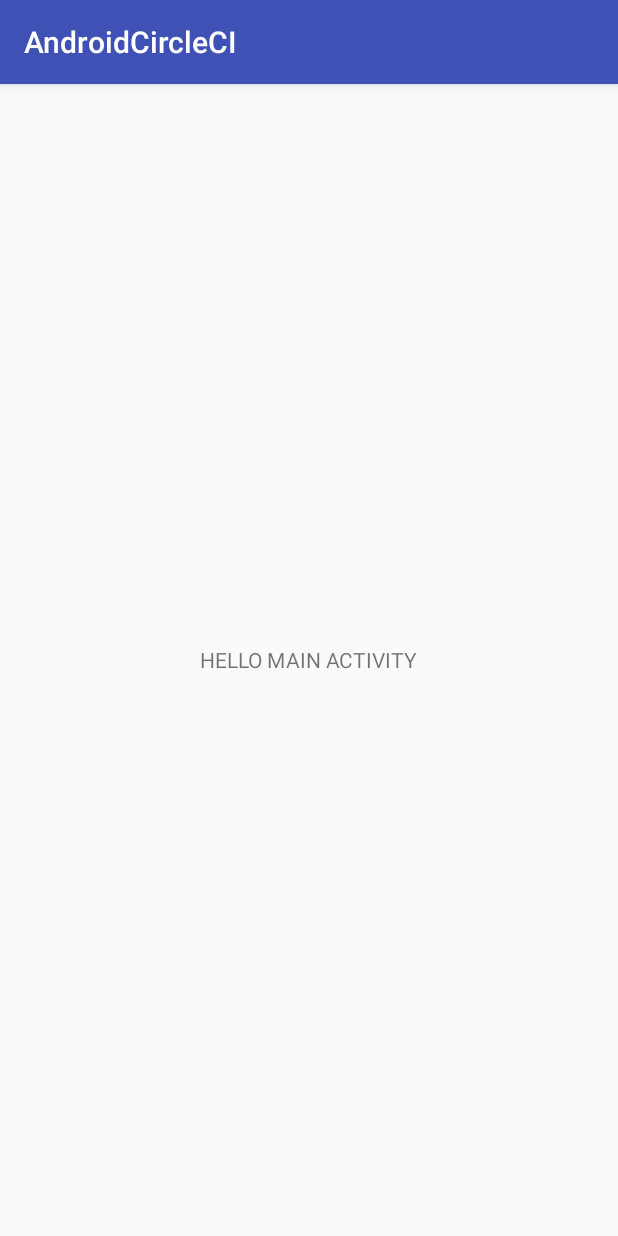
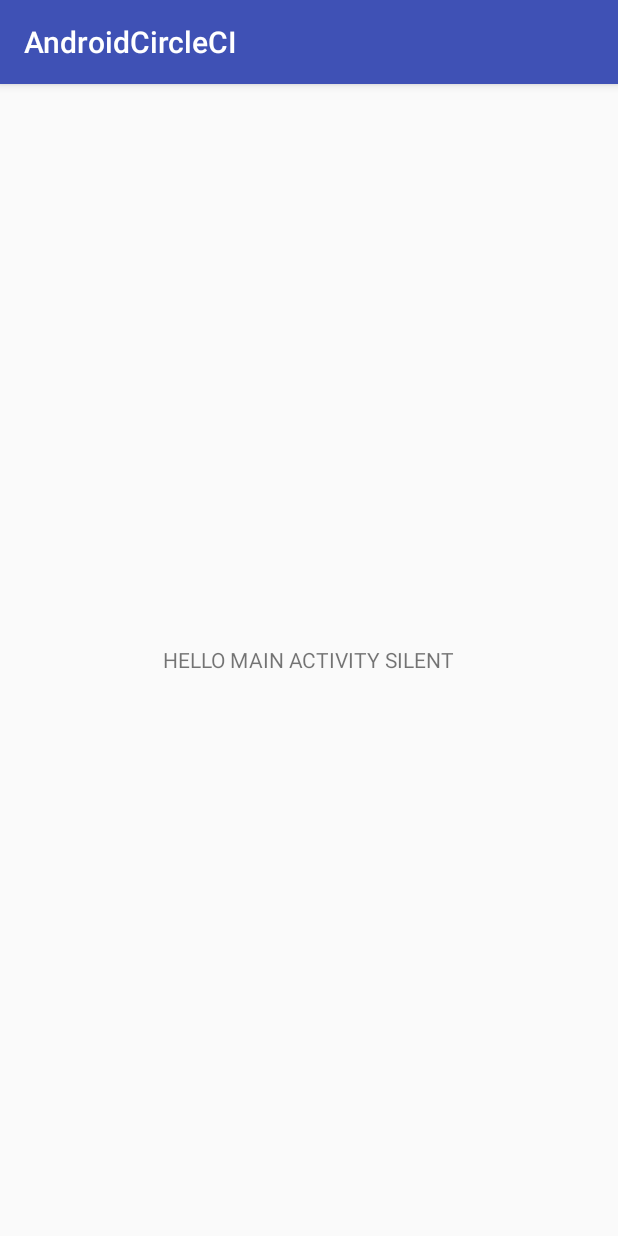
Before and after one commit to belalfyndiq/AndroidCircleCI, an Android app: the screen it shows after launch (MainActivity), on a phone screen of 412 x 824 dp. Run offline under Robolectric (Android 15) with nearby library versions, the phone set to English and light mode, and no system bars; libraries missing offline, so code that uses them is left out: com.crashlytics.android, io.fabric.sdk; 1 statement that could not run was skipped.

```diff
--- a/app/build.gradle
+++ b/app/build.gradle
@@ -34,8 +34,9 @@ android {
 
         debug {
             testCoverageEnabled = true
-            ext.betaDistributionReleaseNotes = "This is a Test Beta Distribution."
+            ext.betaDistributionReleaseNotes = "Disable email notifcation"
             ext.betaDistributionEmails = "belalmohamed92@gmail.com"
+            ext.betaDistributionNotifications=false
         }
     }
 }
--- a/app/src/main/res/layout/activity_main.xml
+++ b/app/src/main/res/layout/activity_main.xml
@@ -8,6 +8,6 @@
         android:layout_width="wrap_content"
         android:layout_height="wrap_content"
         android:layout_gravity="center"
-        android:text="HELLO MAIN ACTIVITY"/>
+        android:text="HELLO MAIN ACTIVITY SILENT"/>
 
 </FrameLayout>
```
